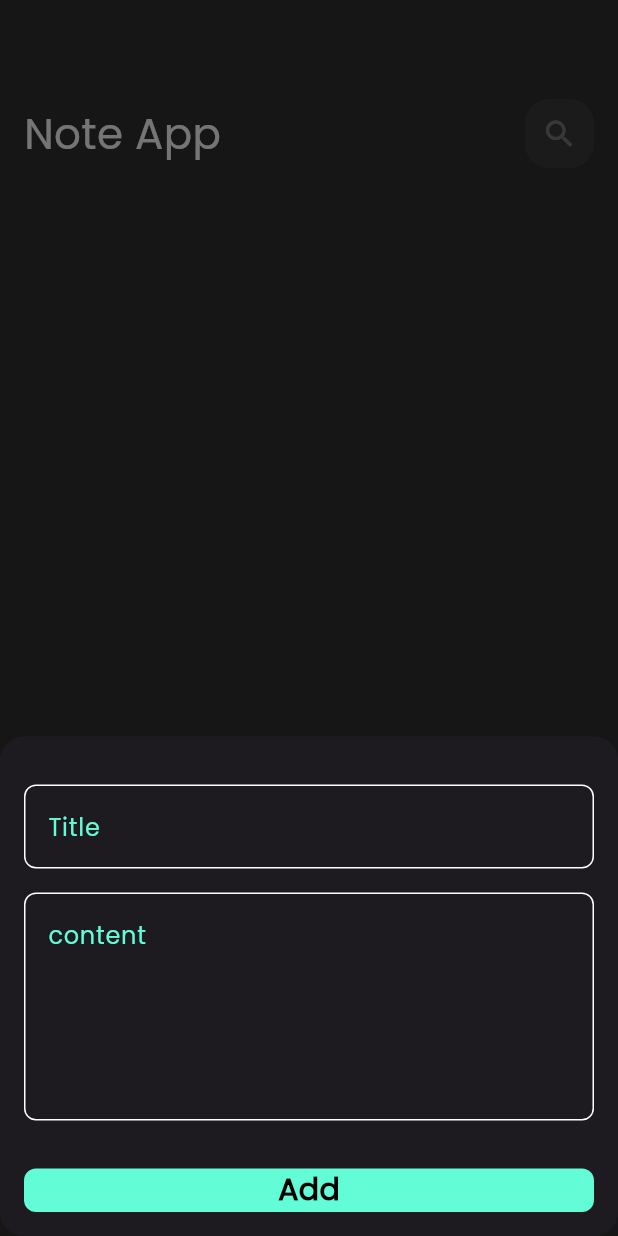
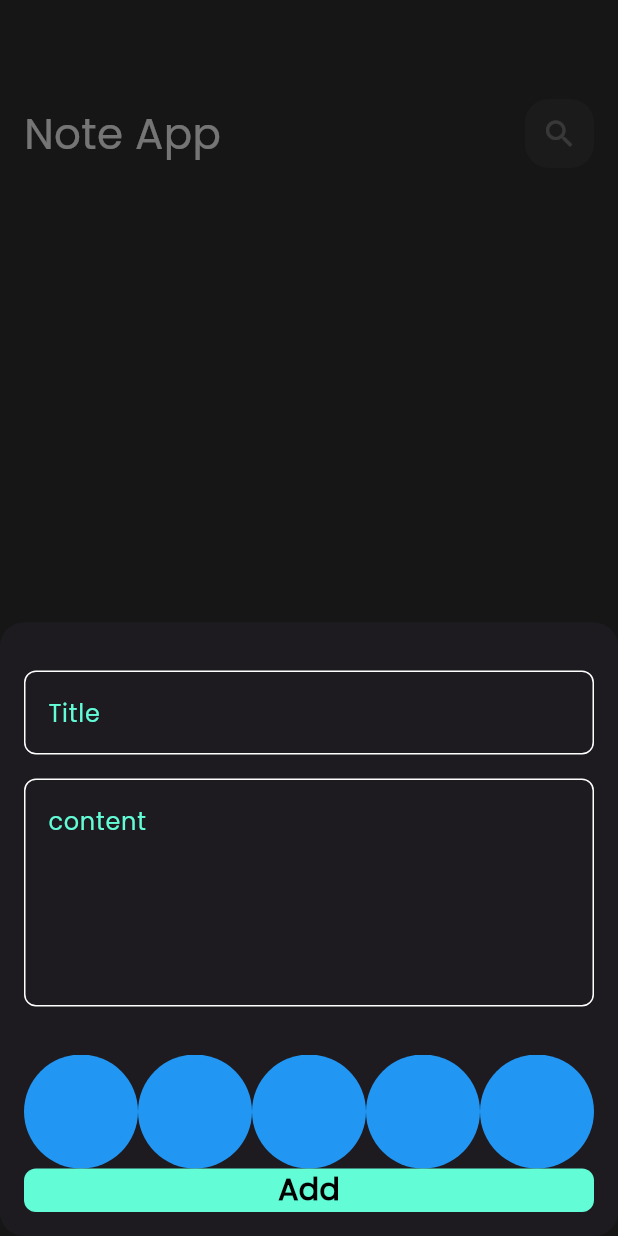
Before and after one commit to Mohamed549-bot/notes_app, a Flutter app: the screen it shows after launch, after a tap on the "add" icon, on a phone screen of 412 x 824 dp. Run offline on Flutter 3.47's test engine with Material 3 defaults, Android fonts, the phone set to English and light mode, and no system bars; our stand-ins replace bloc, flutter_bloc, font_awesome_flutter, hive, hive_flutter, modal_progress_hud_nsn; accounts and stored records are empty.

Commit message:
create colors list view part 1

```diff
--- a/lib/views/widgets/add_note_form.dart
+++ b/lib/views/widgets/add_note_form.dart
@@ -3,6 +3,7 @@ import 'package:flutter_bloc/flutter_bloc.dart';
 import 'package:intl/intl.dart';
 import 'package:my_new_project/cubits/add_notes_cubit/add_note_cubit.dart';
 import 'package:my_new_project/models/note_model.dart';
+import 'package:my_new_project/views/widgets/colors_list_view.dart';
 import 'package:my_new_project/views/widgets/custom_button.dart';
 import 'package:my_new_project/views/widgets/custom_text_field.dart';
 
@@ -48,6 +49,7 @@ class _AddNoteFormState extends State<AddNoteForm> {
           const SizedBox(
             height: 32,
           ),
+          const ColorsListView(),
           BlocBuilder<AddNoteCubit, AddNoteState>(
             builder: (context, state) {
               return CustomButton(
--- /dev/null
+++ b/lib/views/widgets/colors_list_view.dart
@@ -0,0 +1,31 @@
+import 'package:flutter/material.dart';
+
+class ColorItem extends StatelessWidget {
+  const ColorItem({super.key});
+
+  @override
+  Widget build(BuildContext context) {
+    return const CircleAvatar(
+      radius: 38,
+      backgroundColor: Colors.blue,
+    );
+  }
+}
+
+class ColorsListView extends StatelessWidget {
+  const ColorsListView({super.key});
+
+  @override
+  Widget build(BuildContext context) {
+    return SizedBox(
+      height: 38 * 2,
+      child: ListView.builder(
+        itemBuilder: (context, index) {
+          return const ColorItem();
+        },
+        itemCount: 10,
+        scrollDirection: Axis.horizontal,
+      ),
+    );
+  }
+}
```
